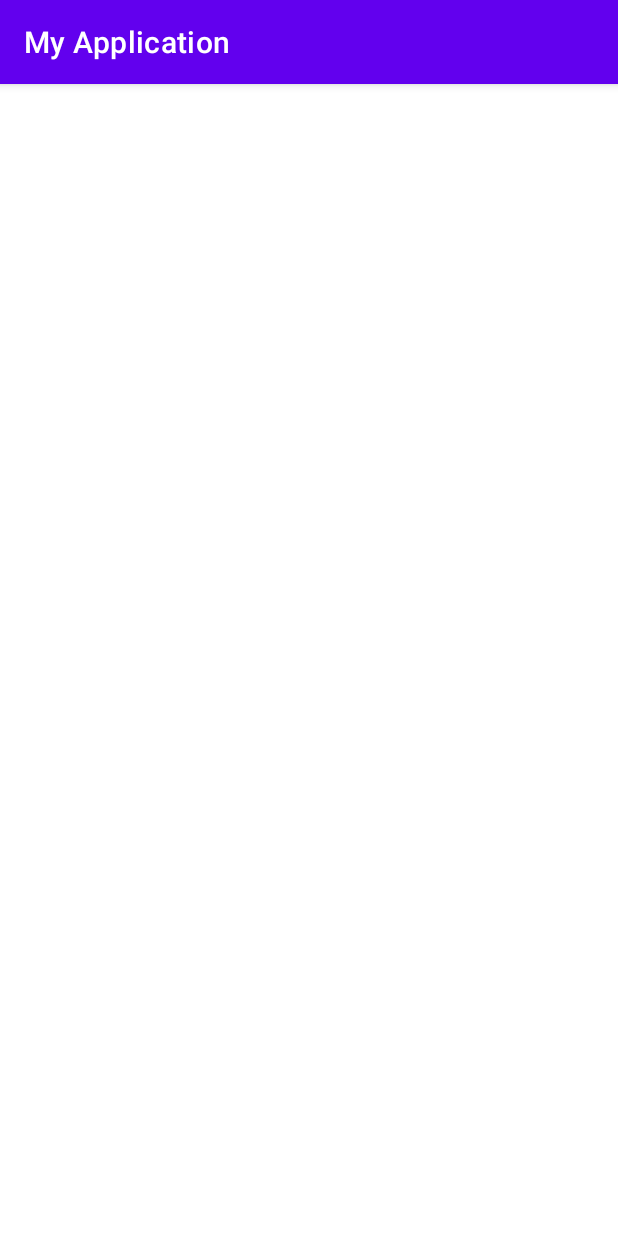
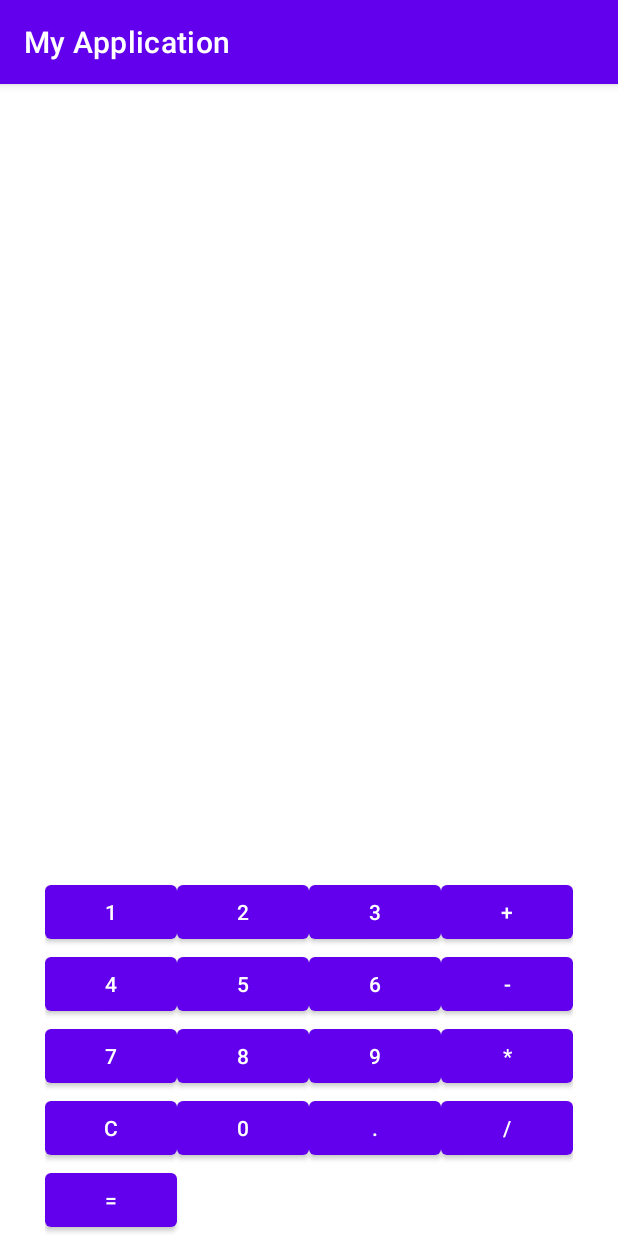
Before and after one commit to tristanhebrt/SEG2105_LAB1_MyCalculator, an Android app: the screen it shows after launch (MainActivity), on a phone screen of 412 x 824 dp. Run offline under Robolectric (Android 15) with nearby library versions, the phone set to English and light mode, and no system bars.

Commit message:
Added all the buttons with correct values and IDs

```diff
--- a/app/src/main/res/layout/activity_main.xml
+++ b/app/src/main/res/layout/activity_main.xml
@@ -4,4 +4,142 @@
     xmlns:tools="http://schemas.android.com/tools"
     android:layout_width="match_parent"
     android:layout_height="match_parent"
-    tools:context=".MainActivity"/>
+    tools:context=".MainActivity">
+
+    <TableLayout
+        android:layout_width="wrap_content"
+        android:layout_height="wrap_content"
+        app:layout_constraintBottom_toBottomOf="parent"
+        app:layout_constraintEnd_toEndOf="parent"
+        app:layout_constraintStart_toStartOf="parent">
+
+        <TableRow
+            android:layout_width="match_parent"
+            android:layout_height="match_parent">
+
+            <Button
+                android:id="@+id/btn_one"
+                android:layout_width="wrap_content"
+                android:layout_height="wrap_content"
+                android:text="@string/btn_one" />
+
+            <Button
+                android:id="@+id/btn_two"
+                android:layout_width="wrap_content"
+                android:layout_height="wrap_content"
+                android:text="@string/btn_two" />
+
+            <Button
+                android:id="@+id/btn_three"
+                android:layout_width="wrap_content"
+                android:layout_height="wrap_content"
+                android:text="@string/btn_three" />
+
+            <Button
+                android:id="@+id/btn_plus"
+                android:layout_width="wrap_content"
+                android:layout_height="wrap_content"
+                android:text="@string/btn_plus" />
+        </TableRow>
+
+        <TableRow
+            android:layout_width="match_parent"
+            android:layout_height="match_parent">
+
+            <Button
+                android:id="@+id/btn_four"
+                android:layout_width="wrap_content"
+                android:layout_height="wrap_content"
+                android:text="@string/btn_four" />
+
+            <Button
+                android:id="@+id/btn_five"
+                android:layout_width="wrap_content"
+                android:layout_height="wrap_content"
+                android:text="@string/btn_five" />
+
+            <Button
+                android:id="@+id/btn_six"
+                android:layout_width="wrap_content"
+                android:layout_height="wrap_content"
+                android:text="@string/btn_six" />
+
+            <Button
+                android:id="@+id/btn_minus"
+                android:layout_width="wrap_content"
+                android:layout_height="wrap_content"
+                android:text="@string/btn_minus" />
+        </TableRow>
+
+        <TableRow
+            android:layout_width="match_parent"
+            android:layout_height="match_parent">
+
+            <Button
+                android:id="@+id/btn_seven"
+                android:layout_width="wrap_content"
+                android:layout_height="wrap_content"
+                android:text="@string/btn_seven" />
+
+            <Button
+                android:id="@+id/btn_eight"
+                android:layout_width="wrap_content"
+                android:layout_height="wrap_content"
+                android:text="@string/btn_eight" />
+
+            <Button
+                android:id="@+id/btn_nine"
+                android:layout_width="wrap_content"
+                android:layout_height="wrap_content"
+                android:text="@string/btn_nine" />
+
+            <Button
+                android:id="@+id/btn_multiply"
+                android:layout_width="wrap_content"
+                android:layout_height="wrap_content"
+                android:text="@string/btn_multiply" />
+        </TableRow>
+
+        <TableRow
+            android:layout_width="match_parent"
+            android:layout_height="match_parent">
+
+            <Button
+                android:id="@+id/btn_clear"
+                android:layout_width="wrap_content"
+                android:layout_height="wrap_content"
+                android:text="@string/btn_clear" />
+
+            <Button
+                android:id="@+id/btn_zero"
+                android:layout_width="wrap_content"
+                android:layout_height="wrap_content"
+                android:text="@string/btn_zero" />
+
+            <Button
+                android:id="@+id/btn_dot"
+                android:layout_width="wrap_content"
+                android:layout_height="wrap_content"
+                android:text="@string/btn_dot" />
+
+            <Button
+                android:id="@+id/btn_divide"
+                android:layout_width="wrap_content"
+                android:layout_height="wrap_content"
+                android:text="@string/btn_divide" />
+        </TableRow>
+
+        <TableRow
+            android:layout_width="wrap_content"
+            android:layout_height="wrap_content">
+
+            <Button
+                android:id="@+id/btn_equal"
+                android:layout_width="11dp"
+                android:layout_height="wrap_content"
+                android:text="@string/btn_equal" />
+        </TableRow>
+
+    </TableLayout>
+
+</androidx.constraintlayout.widget.ConstraintLayout>
--- a/app/src/main/res/values/strings.xml
+++ b/app/src/main/res/values/strings.xml
@@ -1,3 +1,20 @@
 <resources>
     <string name="app_name">My Application</string>
+    <string name="btn_one">1</string>
+    <string name="btn_two">2</string>
+    <string name="btn_three">3</string>
+    <string name="btn_plus">+</string>
+    <string name="btn_four">4</string>
+    <string name="btn_five">5</string>
+    <string name="btn_six">6</string>
+    <string name="btn_minus">-</string>
+    <string name="btn_seven">7</string>
+    <string name="btn_eight">8</string>
+    <string name="btn_nine">9</string>
+    <string name="btn_multiply">*</string>
+    <string name="btn_clear">C</string>
+    <string name="btn_zero">0</string>
+    <string name="btn_dot">.</string>
+    <string name="btn_divide">/</string>
+    <string name="btn_equal">=</string>
 </resources>
```
